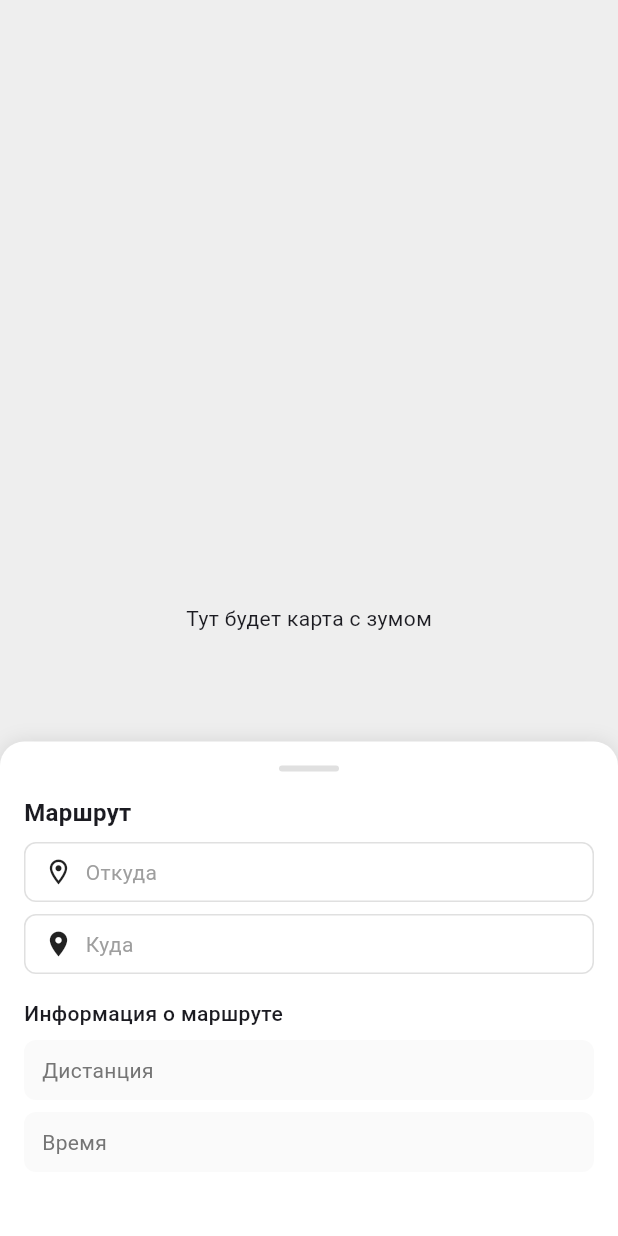
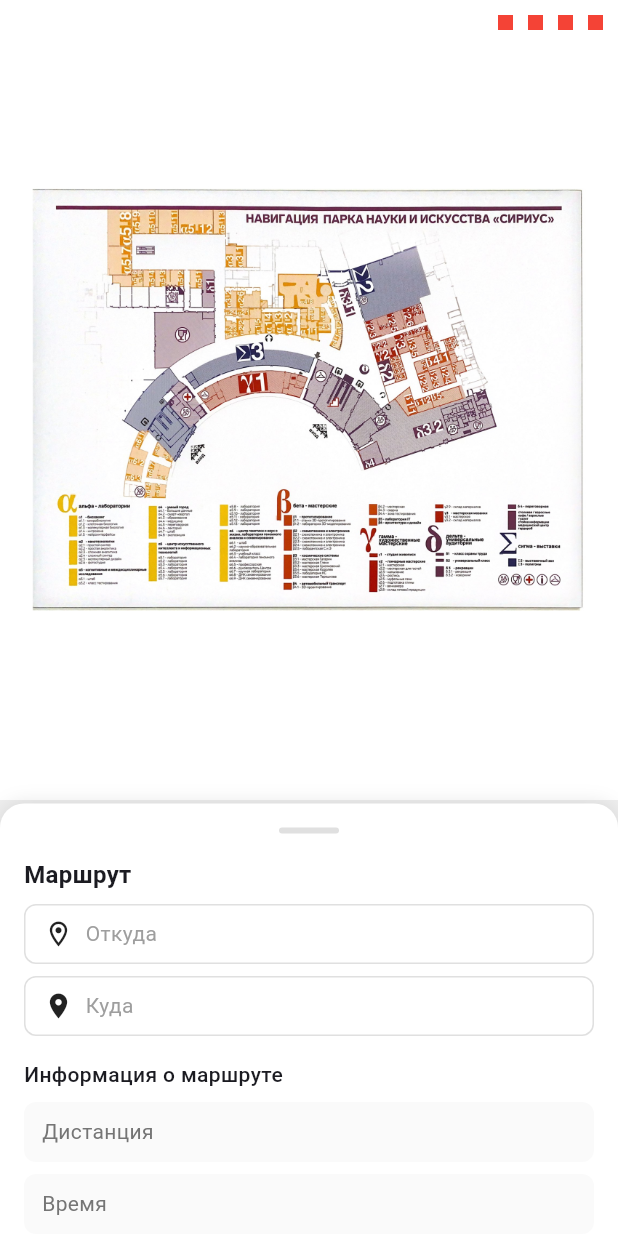
Before and after one commit to npolyakova/programming-project, a Flutter app: the MainScreen screen opened by its route, on a phone screen of 412 x 824 dp. Run offline on Flutter 3.47's test engine with Material 3 defaults, Android fonts, the phone set to English and light mode, and no system bars; our stand-ins replace dio, flutter_secure_storage; accounts and stored records are empty.

Commit message:
CreateNodeMap
Создание просматриваемого пространства и нод отображения вершин

```diff
--- /dev/null
+++ b/Application_Front/lib/CORE/repositories/NodeMap.dart
@@ -0,0 +1,25 @@
+import 'package:flutter/material.dart';
+
+class NodeMap extends StatelessWidget
+{
+  final double X,Y;
+
+  final String Name, Description;
+
+  const NodeMap({super.key, required this.X, required this.Y, required this.Name, required this.Description});
+  @override
+  Widget build(BuildContext context)
+  {
+    return Positioned(
+      right: X,
+      top: Y,
+      child: _GetPoint(),
+    );
+  }
+
+  Widget _GetPoint()
+  {
+    return Container(width: 10, height: 10,color: Colors.red,);
+  }
+
+}
--- a/Application_Front/lib/UI/screens/MainScreen.dart
+++ b/Application_Front/lib/UI/screens/MainScreen.dart
@@ -1,13 +1,12 @@
+import 'package:application_front/UI/widgets/InteractiveMap.dart';
 import 'package:flutter/material.dart';
 
-class MainScreen extends StatefulWidget {
-  @override
-  _MainScreenState createState() => _MainScreenState();
-}
+class MainScreen extends StatelessWidget
+{
+   // Контроллер для свайпа
+  DraggableScrollableController _dragController = DraggableScrollableController();
 
-class _MainScreenState extends State<MainScreen> {
-  // Контроллер для свайпа
-  DraggableScrollableController _dragController = DraggableScrollableController();
+  MainScreen({super.key});
 
   @override
   Widget build(BuildContext context) {
@@ -16,30 +15,19 @@
         children: [
           // Карта на весь экран
           Container(
+            height: double.infinity,
             color: Colors.grey[200], // Временный фон для карты
-            child: const Center(
-              child: Text('Тут будет карта с зумом'),
-              // Тут будет InteractiveViewer для зума карты:
-              /*
-              InteractiveViewer(
-                boundaryMargin: EdgeInsets.all(20),
-                minScale: 0.5,
-                maxScale: 4,
-                child: YourMapWidget(),
-              ),
-              */
-            ),
+            child: InteractiveMap()
           ),
 
-          // Свайпающееся меню снизу
           DraggableScrollableSheet(
             controller: _dragController,
-            initialChildSize: 0.4, // Начальная высота (40% экрана)
-            minChildSize: 0.1, // Минимальная высота (10% экрана)
+            initialChildSize: 0.35, // Начальная высота (35% экрана)
+            minChildSize: 0.04, // Минимальная высота (4% экрана)
             maxChildSize: 0.9, // Максимальная высота (90% экрана)
             snapAnimationDuration: const Duration(milliseconds: 300),
             snap: true,
-            snapSizes: const [0.1, 0.4, 0.9],
+            snapSizes: const [0.04, 0.35, 0.9],
             builder: (context, scrollController) {
               return Container(
                 decoration: BoxDecoration(
@@ -56,7 +44,6 @@
                   controller: scrollController,
                   padding: const EdgeInsets.all(16),
                   children: [
-                    // Индикатор свайпа
                     Center(
                       child: Container(
                         width: 40,
--- /dev/null
+++ b/Application_Front/lib/UI/widgets/InteractiveMap.dart
@@ -0,0 +1,54 @@
+import 'package:application_front/CORE/repositories/NodeMap.dart';
+import 'package:flutter/material.dart';
+
+class InteractiveMap extends StatefulWidget
+{
+
+
+  @override
+  State<StatefulWidget> createState()
+  {
+    return _InteractiveMap();
+  }
+
+}
+
+class _InteractiveMap extends State<InteractiveMap>
+  {
+  late final Image _mapImage;
+
+  late final List<NodeMap> nodes;
+
+  @override
+  void initState() {
+     _mapImage = Image.asset('Resources/MainMapTest.jpg');
+     nodes =
+     [
+      NodeMap(X: 10, Y: 10, Name: '1', Description: ''),
+      NodeMap(X: 30, Y: 10, Name: '2', Description: ''),
+      NodeMap(X: 50, Y: 10, Name: '3', Description: ''),
+      NodeMap(X: 70, Y: 10, Name: '4', Description: ''),
+     ];
+    super.initState();
+  }
+  @override
+  Widget build(BuildContext context)
+  {
+      return Container(
+        child:  InteractiveViewer(
+        boundaryMargin: EdgeInsets.all(20),
+        scaleFactor: 1.5,
+        minScale: 0.5,
+        maxScale: 10,
+        child: Stack(
+          children:
+          [
+            Align(alignment:  AlignmentDirectional.topStart,child: _mapImage),
+            ...nodes
+          ],
+        ) ,
+      )
+      );
+  }
+
+  }
```
Also changed, not shown: Application_Front/Resources/MainMapTest.jpg (added).
